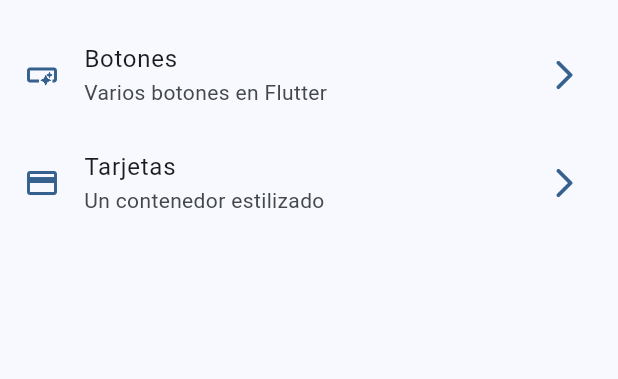
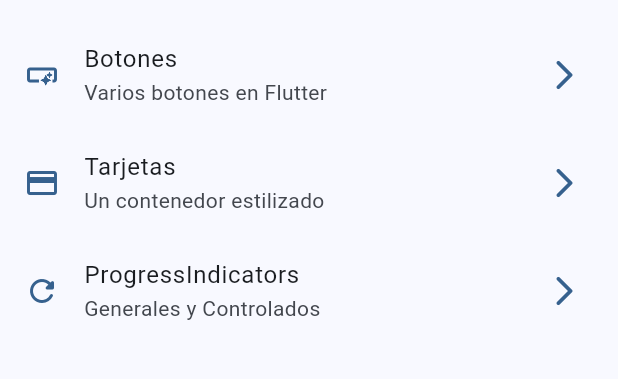
Before and after one commit to reiriartef/flutter-material3-app, a Flutter app: the screen it shows after launch, on a phone screen of 412 x 824 dp, the part 63-442 px from its top. Run offline on Flutter 3.47's test engine with Material 3 defaults, Android fonts, the phone set to English and light mode, and no system bars; our stand-ins replace go_router.

Commit message:
progress indicators terminado

```diff
--- a/lib/config/menu/menu_items.dart
+++ b/lib/config/menu/menu_items.dart
@@ -25,5 +25,11 @@ const appMenuItems = <MenuItem>[
     subTitle: 'Un contenedor estilizado',
     link: '/cards',
     icon: Icons.credit_card,
-  )
+  ),
+  MenuItem(
+    title: 'ProgressIndicators',
+    subTitle: 'Generales y Controlados',
+    link: '/progress',
+    icon: Icons.refresh_rounded,
+  ),
 ];
--- a/lib/config/router/app_router.dart
+++ b/lib/config/router/app_router.dart
@@ -19,5 +19,10 @@ final appRouter = GoRouter(
       name: CardsScreen.name,
       builder: (context, state) => const CardsScreen(),
     ),
+    GoRoute(
+      path: '/progress',
+      name: ProgressScreen.name,
+      builder: (context, state) => const ProgressScreen(),
+    ),
   ],
 );
```
Also changed, not shown: lib/presentation/screens/progress/progress_screen.dart (+79 -1 lines).
